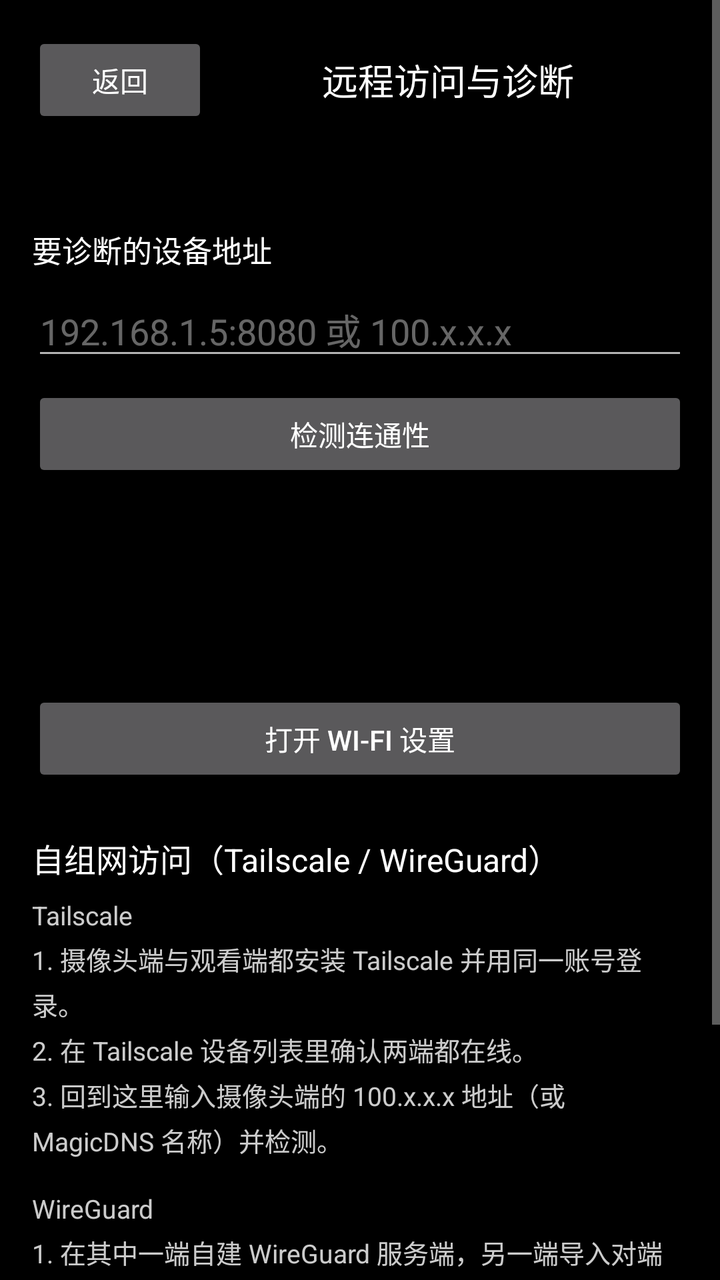
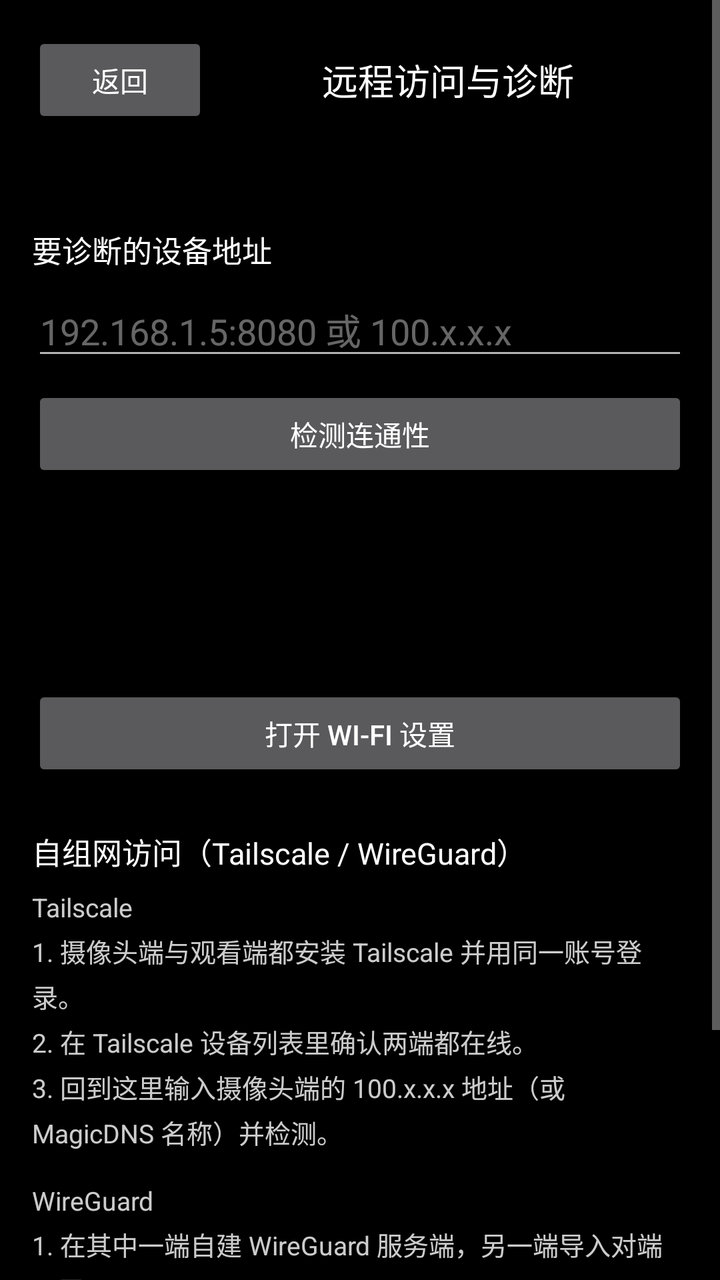

The first picture is an Android layout as it rendered before a commit; the second is the same layout after the commit. The layout source and the unified diff follow.
<!-- AndroidManifest.xml: application theme Theme.QuietSentry -->
<!-- res/layout/activity_remote_access.xml -->
<?xml version="1.0" encoding="utf-8"?>
<ScrollView xmlns:android="http://schemas.android.com/apk/res/android"
    android:layout_width="match_parent"
    android:layout_height="match_parent"
    android:background="@android:color/black"
    android:fillViewport="true">

    <LinearLayout
        android:layout_width="match_parent"
        android:layout_height="wrap_content"
        android:orientation="vertical"
        android:padding="16dp">

        <LinearLayout
            android:layout_width="match_parent"
            android:layout_height="wrap_content"
            android:gravity="center_vertical"
            android:orientation="horizontal">

            <Button
                android:id="@+id/remote_back"
                android:layout_width="wrap_content"
                android:layout_height="wrap_content"
                android:text="@string/remote_back" />

            <TextView
                android:layout_width="0dp"
                android:layout_height="wrap_content"
                android:layout_weight="1"
                android:gravity="center"
                android:text="@string/remote_title"
                android:textColor="@android:color/white"
                android:textSize="18sp" />
        </LinearLayout>

        <TextView
            android:id="@+id/remote_network"
            android:layout_width="match_parent"
            android:layout_height="wrap_content"
            android:layout_marginTop="12dp"
            android:textColor="#99FFFFFF"
            android:textSize="13sp" />

        <TextView
            android:layout_width="match_parent"
            android:layout_height="wrap_content"
            android:layout_marginTop="20dp"
            android:text="@string/remote_target_label"
            android:textColor="@android:color/white"
            android:textSize="15sp" />

        <EditText
            android:id="@+id/remote_target"
            android:layout_width="match_parent"
            android:layout_height="wrap_content"
            android:layout_marginTop="6dp"
            android:hint="@string/remote_target_hint"
            android:inputType="textNoSuggestions"
            android:textColor="@android:color/white"
            android:textColorHint="#66FFFFFF" />

        <Button
            android:id="@+id/remote_probe"
            android:layout_width="match_parent"
            android:layout_height="wrap_content"
            android:layout_marginTop="8dp"
            android:text="@string/remote_probe" />

        <TextView
            android:id="@+id/remote_lan_result"
            android:layout_width="match_parent"
            android:layout_height="wrap_content"
            android:layout_marginTop="12dp"
            android:textColor="#9E9E9E"
            android:textSize="14sp" />

        <TextView
            android:id="@+id/remote_overlay_result"
            android:layout_width="match_parent"
            android:layout_height="wrap_content"
            android:layout_marginTop="6dp"
            android:textColor="#9E9E9E"
            android:textSize="14sp" />

        <TextView
            android:id="@+id/remote_result"
            android:layout_width="match_parent"
            android:layout_height="wrap_content"
            android:layout_marginTop="12dp"
            android:textColor="@android:color/white"
            android:textSize="15sp" />

        <Button
            android:id="@+id/remote_wifi_settings"
            android:layout_width="match_parent"
            android:layout_height="wrap_content"
            android:layout_marginTop="16dp"
            android:text="@string/remote_wifi_settings" />

        <TextView
            android:layout_width="match_parent"
            android:layout_height="wrap_content"
            android:layout_marginTop="24dp"
            android:text="@string/remote_guide_title"
            android:textColor="@android:color/white"
            android:textSize="16sp" />

        <TextView
            android:id="@+id/remote_guide_tailscale"
            android:layout_width="match_parent"
            android:layout_height="wrap_content"
            android:layout_marginTop="8dp"
            android:lineSpacingExtra="4dp"
            android:text="@string/remote_guide_tailscale"
            android:textColor="#CCFFFFFF"
            android:textSize="13sp" />

        <TextView
            android:id="@+id/remote_guide_wireguard"
            android:layout_width="match_parent"
            android:layout_height="wrap_content"
            android:layout_marginTop="16dp"
            android:lineSpacingExtra="4dp"
            android:text="@string/remote_guide_wireguard"
            android:textColor="#CCFFFFFF"
            android:textSize="13sp" />

        <TextView
            android:id="@+id/remote_fallback"
            android:layout_width="match_parent"
            android:layout_height="wrap_content"
            android:layout_marginTop="20dp"
            android:text="@string/remote_fallback"
            android:textColor="#99FFFFFF"
            android:textSize="13sp" />
    </LinearLayout>
</ScrollView>
<!-- resources referenced by this layout -->
<resources>
  <string name="remote_back">返回</string>
  <string name="remote_fallback">不使用自组网时，只要两台设备在同一个 Wi-Fi 下即可直连；本产品不提供公网中继，也不保存任何组网密钥。</string>
  <string name="remote_guide_tailscale">Tailscale\n1. 摄像头端与观看端都安装 Tailscale 并用同一账号登录。\n2. 在 Tailscale 设备列表里确认两端都在线。\n3. 回到这里输入摄像头端的 100.x.x.x 地址（或 MagicDNS 名称）并检测。</string>
  <string name="remote_guide_title">自组网访问（Tailscale / WireGuard）</string>
  <string name="remote_guide_wireguard">WireGuard\n1. 在其中一端自建 WireGuard 服务端，另一端导入对端配置。\n2. 两端能互相访问后，用对端的隧道地址加端口检测。\n3. 隧道断开后隧道地址不会自动恢复，需要重新连接 VPN。</string>
  <string name="remote_probe">检测连通性</string>
  <string name="remote_target_hint">192.168.1.5:8080 或 100.x.x.x</string>
  <string name="remote_target_label">要诊断的设备地址</string>
  <string name="remote_title">远程访问与诊断</string>
  <string name="remote_wifi_settings">打开 Wi-Fi 设置</string>
  <style name="Theme.QuietSentry" parent="Theme.AppCompat.NoActionBar">
          <item name="android:windowBackground">@android:color/black</item>
          <item name="android:statusBarColor">@android:color/black</item>
          <item name="android:navigationBarColor">@android:color/black</item>
      </style>
</resources>

<!-- the commit's change to res/layout/activity_remote_access.xml (unified diff, before → after) -->
@@ -39,7 +39,7 @@
             android:layout_height="wrap_content"
             android:layout_marginTop="12dp"
             android:textColor="#99FFFFFF"
-            android:textSize="13sp" />
+            android:textSize="@dimen/qs_text_status" />
 
         <TextView
             android:layout_width="match_parent"
@@ -47,7 +47,7 @@
             android:layout_marginTop="20dp"
             android:text="@string/remote_target_label"
             android:textColor="@android:color/white"
-            android:textSize="15sp" />
+            android:textSize="@dimen/qs_text_body" />
 
         <EditText
             android:id="@+id/remote_target"
@@ -72,7 +72,7 @@
             android:layout_height="wrap_content"
             android:layout_marginTop="12dp"
             android:textColor="#9E9E9E"
-            android:textSize="14sp" />
+            android:textSize="@dimen/qs_text_status" />
 
         <TextView
             android:id="@+id/remote_overlay_result"
@@ -80,7 +80,7 @@
             android:layout_height="wrap_content"
             android:layout_marginTop="6dp"
             android:textColor="#9E9E9E"
-            android:textSize="14sp" />
+            android:textSize="@dimen/qs_text_status" />
 
         <TextView
             android:id="@+id/remote_result"
@@ -88,7 +88,7 @@
             android:layout_height="wrap_content"
             android:layout_marginTop="12dp"
             android:textColor="@android:color/white"
-            android:textSize="15sp" />
+            android:textSize="@dimen/qs_text_body" />
 
         <Button
             android:id="@+id/remote_wifi_settings"
@@ -103,7 +103,7 @@
             android:layout_marginTop="24dp"
             android:text="@string/remote_guide_title"
             android:textColor="@android:color/white"
-            android:textSize="16sp" />
+            android:textSize="@dimen/qs_text_body" />
 
         <TextView
             android:id="@+id/remote_guide_tailscale"
@@ -113,7 +113,7 @@
             android:lineSpacingExtra="4dp"
             android:text="@string/remote_guide_tailscale"
             android:textColor="#CCFFFFFF"
-            android:textSize="13sp" />
+            android:textSize="@dimen/qs_text_status" />
 
         <TextView
             android:id="@+id/remote_guide_wireguard"
@@ -123,7 +123,7 @@
             android:lineSpacingExtra="4dp"
             android:text="@string/remote_guide_wireguard"
             android:textColor="#CCFFFFFF"
-            android:textSize="13sp" />
+            android:textSize="@dimen/qs_text_status" />
 
         <TextView
             android:id="@+id/remote_fallback"
@@ -132,6 +132,6 @@
             android:layout_marginTop="20dp"
             android:text="@string/remote_fallback"
             android:textColor="#99FFFFFF"
-            android:textSize="13sp" />
+            android:textSize="@dimen/qs_text_status" />
     </LinearLayout>
 </ScrollView>
<!-- resource entries referenced after the edit -->
@@ -1,5 +1,7 @@
 <!-- resources referenced by this layout -->
 <resources>
+  <dimen name="qs_text_body">15sp</dimen>
+  <dimen name="qs_text_status">13sp</dimen>
   <string name="remote_back">返回</string>
   <string name="remote_fallback">不使用自组网时，只要两台设备在同一个 Wi-Fi 下即可直连；本产品不提供公网中继，也不保存任何组网密钥。</string>
   <string name="remote_guide_tailscale">Tailscale\n1. 摄像头端与观看端都安装 Tailscale 并用同一账号登录。\n2. 在 Tailscale 设备列表里确认两端都在线。\n3. 回到这里输入摄像头端的 100.x.x.x 地址（或 MagicDNS 名称）并检测。</string>
@@ -14,6 +16,12 @@
           <item name="android:windowBackground">@android:color/black</item>
           <item name="android:statusBarColor">@android:color/black</item>
           <item name="android:navigationBarColor">@android:color/black</item>
+          
+          <item name="android:windowAnimationStyle">@style/QsWindowAnim</item>
+      </style>
+  <style name="QsWindowAnim">
+          <item name="android:windowEnterAnimation">@anim/fade_slide_in</item>
+          <item name="android:windowExitAnimation">@anim/fade_out</item>
       </style>
 </resources>
 
